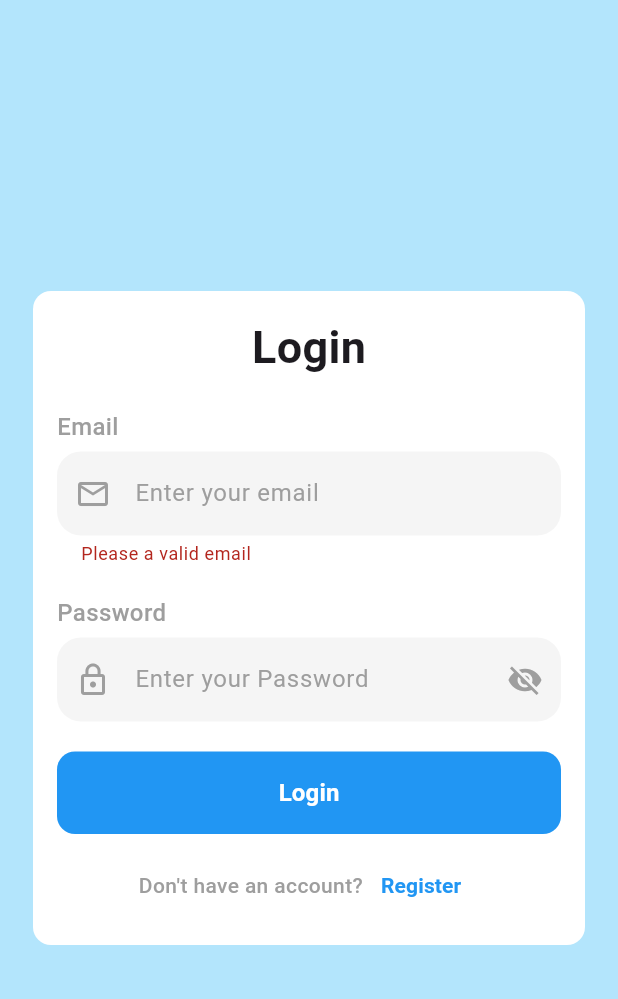
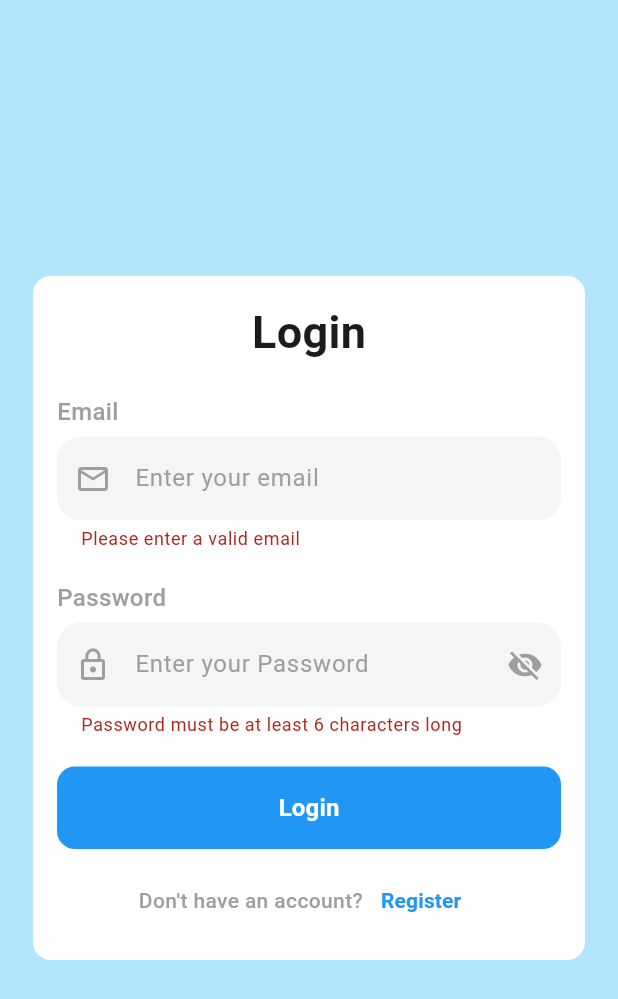
Before and after one commit to Mahmoud-Azmy/Flutter-S6, a Flutter app: the screen it shows after launch, after a tap on "Login", on a phone screen of 412 x 824 dp. Shown: the top 999 px of the screen. Run offline on Flutter 3.47's test engine with Material 3 defaults, Android fonts, the phone set to English and light mode, and no system bars.

Commit message:
Refactor LoginView and add SignupScreen for user registration

```diff
--- a/lib/auth/login_screen.dart
+++ b/lib/auth/login_screen.dart
@@ -1,5 +1,5 @@
 import 'package:flutter/material.dart';
-import 'package:flutter_s6/auth/register_screen.dart';
+import 'package:flutter_s6/auth/sign_up.dart';
 
 class LoginView extends StatefulWidget {
   const LoginView({super.key});
@@ -47,8 +47,11 @@ class _LoginViewState extends State<LoginView> {
                const SizedBox(height: 5,),
                 TextFormField(
                   validator: (value) {
-                    if(value==null || value.isEmpty){
-                      return 'Please a valid email';
+                    if( value==null ||
+                        value.isEmpty||
+                        value.length<6 ||
+                       !value.contains('@')){
+                      return 'Please enter a valid email';
                     }
                     return null;
                   },
@@ -80,7 +83,13 @@ class _LoginViewState extends State<LoginView> {
                     ),
                   ),
                const SizedBox(height: 5,),
-                TextField(
+                TextFormField(
+                  validator: (value){
+                    if(value!.length<6){
+                      return 'Password must be at least 6 characters long';
+                    }
+                    return null;
+                  },
                   obscureText: isPasswordVisible,
                   decoration: InputDecoration(
                     prefixIcon:const Icon(
@@ -161,7 +170,7 @@ class _LoginViewState extends State<LoginView> {
                         context,
                         MaterialPageRoute(
                           builder: (context){
-                            return const RegisterScreen();
+                            return const SignupScreen();
                           },
                         ),
                       );
@@ -183,3 +192,19 @@ class _LoginViewState extends State<LoginView> {
     );
   }
 }
+
+class HomeView extends StatelessWidget {
+  const HomeView({super.key});
+
+  @override
+  Widget build(BuildContext context) {
+    return Scaffold(
+      appBar: AppBar(
+        title: const Text('Home Screen'),
+      ),
+      body: const Center(
+        child: Text('Welcome to the Home Screen!'),
+      ),
+    );
+  }
+}
--- a/lib/main.dart
+++ b/lib/main.dart
@@ -1,5 +1,6 @@
 import 'package:flutter/material.dart';
 import 'package:flutter_s6/auth/login_screen.dart';
+
 
 
 void main() {
```
Also changed, not shown: lib/auth/sign_up.dart (renamed from lib/auth/register_screen.dart, +3 -19 lines). Lines whose indentation alone changed are shown as unchanged.
